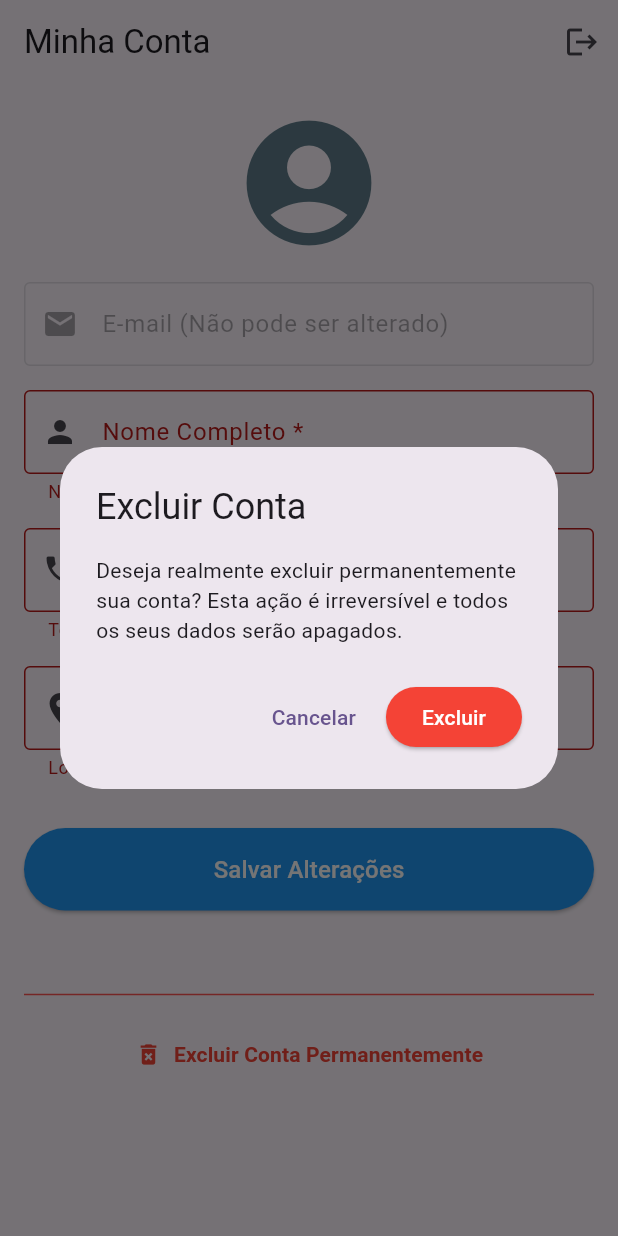
After one commit to MauroCarmo/orelinhas, a Flutter app: the ProfileScreen screen opened by its route, after a tap on "Salvar Alterações", after a tap on "Excluir Conta Permanentemente", on a phone screen of 412 x 824 dp. The commit adds this screen. Run offline on Flutter 3.47's test engine with Material 3 defaults, Android fonts, the phone set to English and light mode, and no system bars; our stand-ins replace flutter_riverpod, go_router, supabase_flutter; accounts and stored records are empty; network calls fail.

Commit message:
feat: implementar CRUD de perfil (IBL01) e protecao brute force de login (IBL02)

```diff
--- a/lib/core/routing/app_router.dart
+++ b/lib/core/routing/app_router.dart
@@ -7,6 +7,7 @@ import '../../features/auth/presentation/screens/register_screen.dart';
 import '../../features/auth/presentation/screens/forgot_password_screen.dart';
 import '../../features/auth/presentation/screens/update_password_screen.dart';
 import '../../features/home/presentation/screens/home_screen.dart';
+import '../../features/user/presentation/screens/profile_screen.dart';
 
 final goRouterProvider = Provider<GoRouter>((ref) {
   // Escuta as mudanças no estado de autenticação (logado ou não)
@@ -65,6 +66,10 @@ final goRouterProvider = Provider<GoRouter>((ref) {
         path: '/home',
         builder: (context, state) => const HomeScreen(),
       ),
+      GoRoute(
+        path: '/profile',
+        builder: (context, state) => const ProfileScreen(),
+      ),
     ],
   );
 });
--- /dev/null
+++ b/lib/features/user/data/profile_repository.dart
@@ -0,0 +1,58 @@
+import 'package:flutter_riverpod/flutter_riverpod.dart';
+import 'package:supabase_flutter/supabase_flutter.dart';
+import '../../../core/services/supabase_service.dart';
+import '../domain/profile_entity.dart';
+
+final profileRepositoryProvider = Provider<ProfileRepository>((ref) {
+  final supabase = ref.read(supabaseClientProvider);
+  return ProfileRepository(supabase);
+});
+
+class ProfileRepository {
+  final SupabaseClient _supabase;
+
+  ProfileRepository(this._supabase);
+
+  /// Obtém o perfil de usuário com base no ID único do usuário autenticado.
+  Future<ProfileEntity> getProfile(String id) async {
+    try {
+      final data = await _supabase
+          .from('profiles')
+          .select()
+          .eq('id', id)
+          .single();
+      return ProfileEntity.fromJson(data);
+    } catch (e) {
+      throw Exception('Falha ao obter perfil de usuário: $e');
+    }
+  }
+
+  /// Atualiza os dados do perfil de usuário na tabela do banco de dados.
+  Future<void> updateProfile(ProfileEntity profile) async {
+    // Validação de negócio antes da persistência para segurança extra
+    final validationError = profile.validate();
+    if (validationError != null) {
+      throw Exception(validationError);
+    }
+
+    try {
+      await _supabase
+          .from('profiles')
+          .update(profile.toJson())
+          .eq('id', profile.id);
+    } catch (e) {
+      throw Exception('Falha ao atualizar o perfil: $e');
+    }
+  }
+
+  /// Exclui a conta do usuário por completo chamando a função RPC 'delete_own_user' no banco.
+  Future<void> deleteAccount() async {
+    try {
+      await _supabase.rpc('delete_own_user');
+      // Limpa a sessão local após exclusão
+      await _supabase.auth.signOut();
+    } catch (e) {
+      throw Exception('Falha ao excluir a conta: $e');
+    }
+  }
+}
--- /dev/null
+++ b/lib/features/user/domain/profile_entity.dart
@@ -0,0 +1,109 @@
+class ProfileEntity {
+  final String id;
+  final String name;
+  final String email;
+  final String phone;
+  final String location;
+  final DateTime? createdAt;
+  final DateTime? updatedAt;
+
+  ProfileEntity({
+    required this.id,
+    required this.name,
+    required this.email,
+    required this.phone,
+    required this.location,
+    this.createdAt,
+    this.updatedAt,
+  });
+
+  factory ProfileEntity.fromJson(Map<String, dynamic> json) {
+    return ProfileEntity(
+      id: json['id'] as String,
+      name: json['name'] as String? ?? '',
+      email: json['email'] as String? ?? '',
+      phone: json['phone'] as String? ?? '',
+      location: json['location'] as String? ?? '',
+      createdAt: json['created_at'] != null
+          ? DateTime.parse(json['created_at'] as String)
+          : null,
+      updatedAt: json['updated_at'] != null
+          ? DateTime.parse(json['updated_at'] as String)
+          : null,
+    );
+  }
+
+  Map<String, dynamic> toJson() {
+    return {
+      'id': id,
+      'name': name,
+      'phone': phone,
+      'email': email,
+      'location': location,
+    };
+  }
+
+  ProfileEntity copyWith({
+    String? id,
+    String? name,
+    String? email,
+    String? phone,
+    String? location,
+    DateTime? createdAt,
+    DateTime? updatedAt,
+  }) {
+    return ProfileEntity(
+      id: id ?? this.id,
+      name: name ?? this.name,
+      email: email ?? this.email,
+      phone: phone ?? this.phone,
+      location: location ?? this.location,
+      createdAt: createdAt ?? this.createdAt,
+      updatedAt: updatedAt ?? this.updatedAt,
+    );
+  }
+
+  /// Valida as regras de negócio do perfil de usuário de acordo com os requisitos IBL01.
+  /// Retorna null se for válido, ou uma string de erro caso contrário.
+  String? validate() {
+    if (name.trim().isEmpty) {
+      return 'O nome é obrigatório.';
+    }
+    if (name.length > 100) {
+      return 'O nome deve ter no máximo 100 caracteres.';
+    }
+
+    if (email.trim().isEmpty) {
+      return 'O e-mail é obrigatório.';
+    }
+    if (email.length > 80) {
+      return 'O e-mail deve ter no máximo 80 caracteres.';
+    }
+    final emailRegex = RegExp(r'^[\w-\.]+@([\w-]+\.)+[\w-]{2,4}$');
+    if (!emailRegex.hasMatch(email)) {
+      return 'Formato de e-mail inválido.';
+    }
+
+    if (phone.trim().isEmpty) {
+      return 'O telefone é obrigatório.';
+    }
+    // Remove espaços e símbolos para validação de tamanho de dígitos
+    final digitsOnly = phone.replaceAll(RegExp(r'[^0-9]'), '');
+    if (digitsOnly.length < 8 || digitsOnly.length > 15) {
+      return 'O telefone deve conter entre 8 e 15 dígitos numéricos.';
+    }
+    final phoneRegex = RegExp(r'^\+?[0-9\s\-()]+$');
+    if (!phoneRegex.hasMatch(phone)) {
+      return 'Formato de telefone inválido.';
+    }
+
+    if (location.trim().isEmpty) {
+      return 'A localização é obrigatória.';
+    }
+    if (location.length > 150) {
+      return 'A localização deve ter no máximo 150 caracteres.';
+    }
+
+    return null;
+  }
+}
--- /dev/null
+++ b/lib/features/user/presentation/controllers/profile_controller.dart
@@ -0,0 +1,53 @@
+import 'dart:async';
+import 'package:flutter_riverpod/flutter_riverpod.dart';
+import '../../../../features/auth/presentation/controllers/auth_controller.dart';
+import '../../data/profile_repository.dart';
+import '../../domain/profile_entity.dart';
+
+final profileControllerProvider = AsyncNotifierProvider<ProfileController, ProfileEntity?>(() {
+  return ProfileController();
+});
+
+class ProfileController extends AsyncNotifier<ProfileEntity?> {
+  late ProfileRepository _repository;
+
+  @override
+  FutureOr<ProfileEntity?> build() async {
+    _repository = ref.watch(profileRepositoryProvider);
+    final user = ref.watch(currentUserProvider);
+
+    if (user == null) {
+      return null;
+    }
+
+    return await _repository.getProfile(user.id);
+  }
+
+  /// Atualiza o perfil do usuário e atualiza o estado local do Riverpod.
+  Future<void> updateProfile(ProfileEntity profile) async {
+    state = const AsyncLoading();
+    try {
+      // Executa as validações do modelo de domínio no controller antes de enviar
+      final validationError = profile.validate();
+      if (validationError != null) {
+        throw Exception(validationError);
+      }
+
+      await _repository.updateProfile(profile);
+      state = AsyncData(profile);
+    } catch (e, st) {
+      state = AsyncError(e, st);
+    }
+  }
+
+  /// Exclui permanentemente a conta e recarrega o estado.
+  Future<void> deleteAccount() async {
+    state = const AsyncLoading();
+    try {
+      await _repository.deleteAccount();
+      state = const AsyncData(null);
+    } catch (e, st) {
+      state = AsyncError(e, st);
+    }
+  }
+}
--- /dev/null
+++ b/lib/features/user/presentation/screens/profile_screen.dart
@@ -0,0 +1,276 @@
+import 'package:flutter/material.dart';
+import 'package:flutter_riverpod/flutter_riverpod.dart';
+import '../../../../features/auth/presentation/controllers/auth_controller.dart';
+import '../controllers/profile_controller.dart';
+import '../../domain/profile_entity.dart';
+
+class ProfileScreen extends ConsumerStatefulWidget {
+  const ProfileScreen({super.key});
+
+  @override
+  ConsumerState<ProfileScreen> createState() => _ProfileScreenState();
+}
+
+class _ProfileScreenState extends ConsumerState<ProfileScreen> {
+  final _formKey = GlobalKey<FormState>();
+  late TextEditingController _nameController;
+  late TextEditingController _phoneController;
+  late TextEditingController _locationController;
+  bool _controllersInitialized = false;
+
+  @override
+  void initState() {
+    super.initState();
+    _nameController = TextEditingController();
+    _phoneController = TextEditingController();
+    _locationController = TextEditingController();
+  }
+
+  @override
+  void dispose() {
+    _nameController.dispose();
+    _phoneController.dispose();
+    _locationController.dispose();
+    super.dispose();
+  }
+
+  void _initializeControllers(ProfileEntity profile) {
+    if (!_controllersInitialized) {
+      _nameController.text = profile.name;
+      _phoneController.text = profile.phone;
+      _locationController.text = profile.location;
+      _controllersInitialized = true;
+    }
+  }
+
+  Future<void> _saveChanges(ProfileEntity currentProfile) async {
+    if (_formKey.currentState!.validate()) {
+      final updatedProfile = currentProfile.copyWith(
+        name: _nameController.text.trim(),
+        phone: _phoneController.text.trim(),
+        location: _locationController.text.trim(),
+      );
+
+      // Validação rápida no domínio antes de chamar o controller
+      final validationError = updatedProfile.validate();
+      if (validationError != null) {
+        ScaffoldMessenger.of(context).showSnackBar(
+          SnackBar(content: Text(validationError), backgroundColor: Colors.red),
+        );
+        return;
+      }
+
+      await ref.read(profileControllerProvider.notifier).updateProfile(updatedProfile);
+    }
+  }
+
+  Future<void> _confirmDeleteAccount() async {
+    final confirm = await showDialog<bool>(
+      context: context,
+      builder: (context) => AlertDialog(
+        title: const Text('Excluir Conta'),
+        content: const Text(
+          'Deseja realmente excluir permanentemente sua conta? '
+          'Esta ação é irreversível e todos os seus dados serão apagados.',
+        ),
+        actions: [
+          TextButton(
+            onPressed: () => Navigator.of(context).pop(false),
+            child: const Text('Cancelar'),
+          ),
+          ElevatedButton(
+            style: ElevatedButton.styleFrom(backgroundColor: Colors.red),
+            onPressed: () => Navigator.of(context).pop(true),
+            child: const Text('Excluir', style: TextStyle(color: Colors.white)),
+          ),
+        ],
+      ),
+    );
+
+    if (confirm == true && mounted) {
+      await ref.read(profileControllerProvider.notifier).deleteAccount();
+    }
+  }
+
+  @override
+  Widget build(BuildContext context) {
+    final profileState = ref.watch(profileControllerProvider);
+
+    // Escuta erros e sucessos do controller do perfil
+    ref.listen<AsyncValue<ProfileEntity?>>(profileControllerProvider, (previous, next) {
+      next.whenOrNull(
+        error: (error, _) {
+          ScaffoldMessenger.of(context).showSnackBar(
+            SnackBar(
+              content: Text('Erro: ${error.toString().replaceAll('Exception: ', '')}'),
+              backgroundColor: Colors.red,
+            ),
+          );
+        },
+        data: (profile) {
+          if (previous != null && !next.isLoading && !next.hasError) {
+            ScaffoldMessenger.of(context).showSnackBar(
+              const SnackBar(
+                content: Text('Perfil atualizado com sucesso!'),
+                backgroundColor: Colors.green,
+              ),
+            );
+          }
+        },
+      );
+    });
+
+    return Scaffold(
+      appBar: AppBar(
+        title: const Text('Minha Conta'),
+        actions: [
+          IconButton(
+            icon: const Icon(Icons.logout),
+            onPressed: () {
+              ref.read(authControllerProvider.notifier).signOut();
+            },
+            tooltip: 'Sair da Conta',
+          ),
+        ],
+      ),
+      body: profileState.when(
+        data: (profile) {
+          if (profile == null) {
+            return const Center(child: Text('Nenhum dado de perfil encontrado.'));
+          }
+
+          _initializeControllers(profile);
+
+          return SingleChildScrollView(
+            padding: const EdgeInsets.all(16.0),
+            child: Form(
+              key: _formKey,
+              child: Column(
+                crossAxisAlignment: CrossAxisAlignment.stretch,
+                children: [
+                  const Icon(Icons.account_circle, size: 100, color: Colors.blueGrey),
+                  const SizedBox(height: 16),
+
+                  // Campo Email (Apenas Leitura)
+                  TextFormField(
+                    initialValue: profile.email,
+                    decoration: const InputDecoration(
+                      labelText: 'E-mail (Não pode ser alterado)',
+                      border: OutlineInputBorder(),
+                      prefixIcon: Icon(Icons.email),
+                    ),
+                    readOnly: true,
+                    enabled: false,
+                  ),
+                  const SizedBox(height: 16),
+
+                  // Campo Nome
+                  TextFormField(
+                    controller: _nameController,
+                    decoration: const InputDecoration(
+                      labelText: 'Nome Completo *',
+                      border: OutlineInputBorder(),
+                      prefixIcon: Icon(Icons.person),
+                    ),
+                    validator: (val) {
+                      if (val == null || val.trim().isEmpty) return 'Nome é obrigatório';
+                      if (val.length > 100) return 'Máximo 100 caracteres';
+                      return null;
+                    },
+                  ),
+                  const SizedBox(height: 16),
+
+                  // Campo Telefone
+                  TextFormField(
+                    controller: _phoneController,
+                    decoration: const InputDecoration(
+                      labelText: 'Telefone (com DDD) *',
+                      border: OutlineInputBorder(),
+                      prefixIcon: Icon(Icons.phone),
+                      helperText: 'Ex: 11987654321',
+                    ),
+                    keyboardType: TextInputType.phone,
+                    validator: (val) {
+                      if (val == null || val.trim().isEmpty) return 'Telefone é obrigatório';
+                      final clean = val.replaceAll(RegExp(r'[^0-9]'), '');
+                      if (clean.length < 8 || clean.length > 15) {
+                        return 'O telefone deve conter entre 8 e 15 números';
+                      }
+                      return null;
+                    },
+                  ),
+                  const SizedBox(height: 16),
+
+                  // Campo Localização
+                  TextFormField(
+                    controller: _locationController,
+                    decoration: const InputDecoration(
+                      labelText: 'Cidade / Estado *',
+                      border: OutlineInputBorder(),
+                      prefixIcon: Icon(Icons.location_on),
+                      helperText: 'Ex: São Paulo - SP',
+                    ),
+                    validator: (val) {
+                      if (val == null || val.trim().isEmpty) return 'Localização é obrigatória';
+                      if (val.length > 150) return 'Máximo 150 caracteres';
+                      return null;
+                    },
+                  ),
+                  const SizedBox(height: 32),
+
+                  // Botão Salvar Alterações
+                  if (profileState.isLoading)
+                    const Center(child: CircularProgressIndicator())
+                  else
+                    ElevatedButton(
+                      style: ElevatedButton.styleFrom(
+                        padding: const EdgeInsets.symmetric(vertical: 16),
+                        backgroundColor: Colors.blue,
+                      ),
+                      onPressed: () => _saveChanges(profile),
+                      child: const Text(
+                        'Salvar Alterações',
+                        style: TextStyle(fontSize: 16, color: Colors.white),
+                      ),
+                    ),
+
+                  const SizedBox(height: 48),
+
+                  // Botão de Excluir Conta
+                  const Divider(color: Colors.redAccent),
+                  const SizedBox(height: 8),
+                  TextButton.icon(
+                    style: TextButton.styleFrom(
+                      foregroundColor: Colors.red,
+                      padding: const EdgeInsets.symmetric(vertical: 12),
+                    ),
+                    icon: const Icon(Icons.delete_forever),
+                    label: const Text(
+                      'Excluir Conta Permanentemente',
+                      style: TextStyle(fontWeight: FontWeight.bold),
+                    ),
+                    onPressed: _confirmDeleteAccount,
+                  ),
+                ],
+              ),
+            ),
+          );
+        },
+        loading: () => const Center(child: CircularProgressIndicator()),
+        error: (err, _) => Center(
+          child: Column(
+            mainAxisAlignment: MainAxisAlignment.center,
+            children: [
+              Text('Erro ao carregar perfil: $err', style: const TextStyle(color: Colors.red)),
+              const SizedBox(height: 16),
+              ElevatedButton(
+                onPressed: () => ref.refresh(profileControllerProvider),
+                child: const Text('Tentar Novamente'),
+              ),
+            ],
+          ),
+        ),
+      ),
+    );
+  }
+}
```
Also changed, not shown: lib/features/auth/data/auth_repository.dart (+44 -2 lines), lib/features/auth/presentation/controllers/auth_controller.dart (+44 -2 lines), lib/features/auth/presentation/screens/register_screen.dart (+116 -10 lines), lib/features/home/presentation/screens/home_screen.dart (+9 -0 lines), 1 other file.
